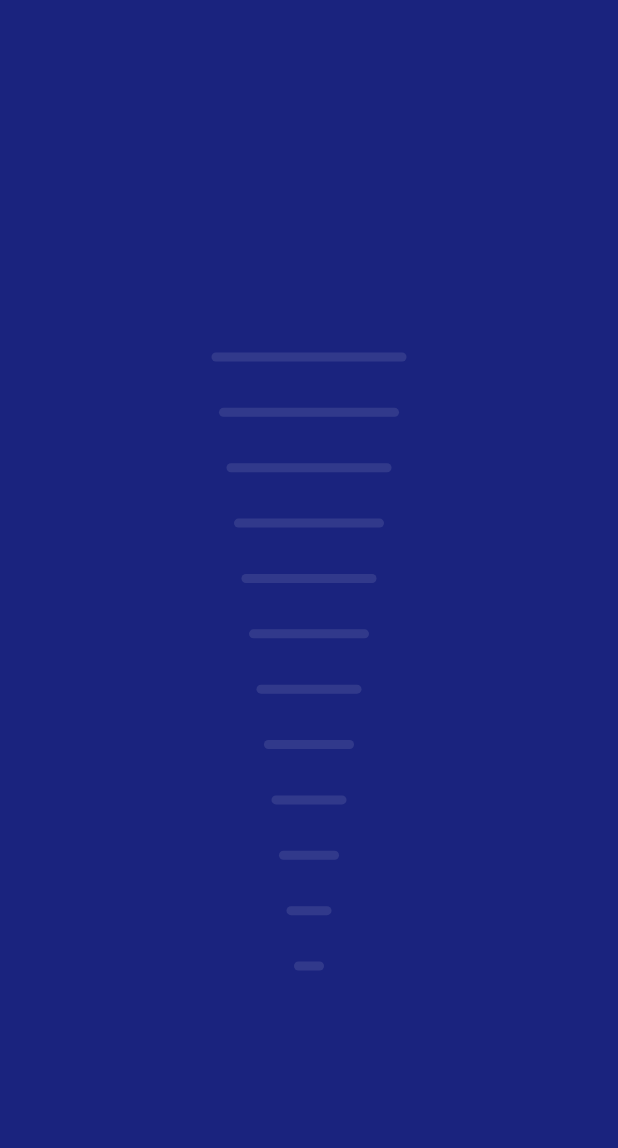
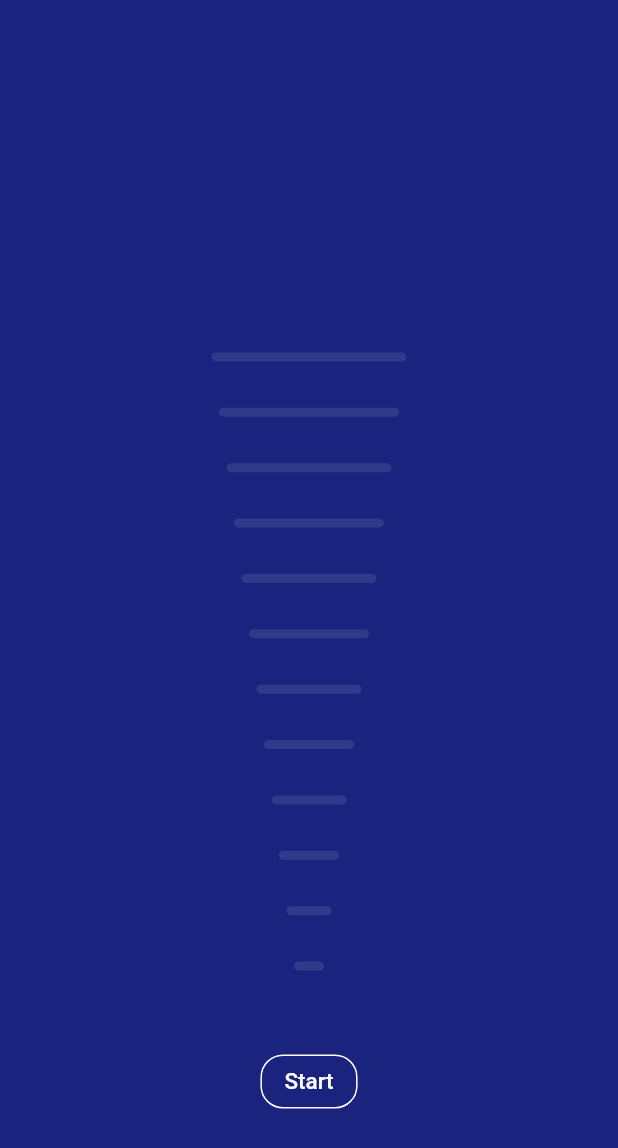
Before and after one commit to charlotteisambert/cardiac_coherence, a Flutter app: the screen it shows after launch, on a phone screen of 412 x 824 dp. Shown: the top 1148 px of the screen. Run offline on Flutter 3.47's test engine with Material 2 defaults, Android fonts, the phone set to English and light mode, and no system bars.

Commit message:
(start): create start button

```diff
--- /dev/null
+++ b/lib/components/animation-button-controller/animation-button-controller.dart
@@ -0,0 +1,22 @@
+import 'package:flutter/material.dart';
+
+class AnimationButtonController extends StatelessWidget {
+  final void Function() onPressed;
+
+  const AnimationButtonController({
+    Key? key,
+    required this.onPressed,
+  }) : super(key: key);
+
+  @override
+  Widget build(BuildContext context) {
+    return OutlinedButton(
+        onPressed: this.onPressed,
+        child: const Text('Start',
+            style: TextStyle(fontSize: 15, color: Colors.white)),
+        style: OutlinedButton.styleFrom(
+            shape: const RoundedRectangleBorder(
+                borderRadius: BorderRadius.all(Radius.circular(15))),
+            side: BorderSide(width: 1, color: Colors.white)));
+  }
+}
--- a/lib/components/bars_animation-wrapper/bars_animation-wrapper.dart
+++ b/lib/components/bars_animation-wrapper/bars_animation-wrapper.dart
@@ -2,7 +2,6 @@ import 'package:cardiac_coherence/components/index.dart';
 import 'package:flutter/material.dart';
 
 class BarsAnimationWrapper extends StatefulWidget {
-  @override
   _BarsAnimationWrapperState createState() => _BarsAnimationWrapperState();
 }
 
@@ -27,14 +26,13 @@ class _BarsAnimationWrapperState extends State<BarsAnimationWrapper>
     }
   }
 
+  Future<void> _stopAnimation() async {
+    _controller.stop();
+  }
+
   @override
   Widget build(BuildContext context) {
-    return GestureDetector(
-      behavior: HitTestBehavior.opaque,
-      onTap: () {
-        _playAnimation();
-      },
-      child: Column(
+    return Column(
       mainAxisAlignment: MainAxisAlignment.start,
       children: [
         SizedBox(height: 150),
@@ -45,8 +43,9 @@ class _BarsAnimationWrapperState extends State<BarsAnimationWrapper>
         HorizontalBars(
           controller: _controller.view,
         ),
+        SizedBox(height: 50),
+        AnimationButtonController(onPressed: _playAnimation)
       ],
-      ),
     );
   }
 }
--- a/lib/components/index.dart
+++ b/lib/components/index.dart
@@ -4,3 +4,4 @@ export 'bars_animation-wrapper/bars_animation-wrapper.dart';
 export 'home/home.dart';
 export 'instructions/instructions.dart';
 export 'animated_opacity_text/animated_opacity_text.dart';
+export 'animation-button-controller/animation-button-controller.dart';
```
Lines whose indentation alone changed are shown as unchanged.
